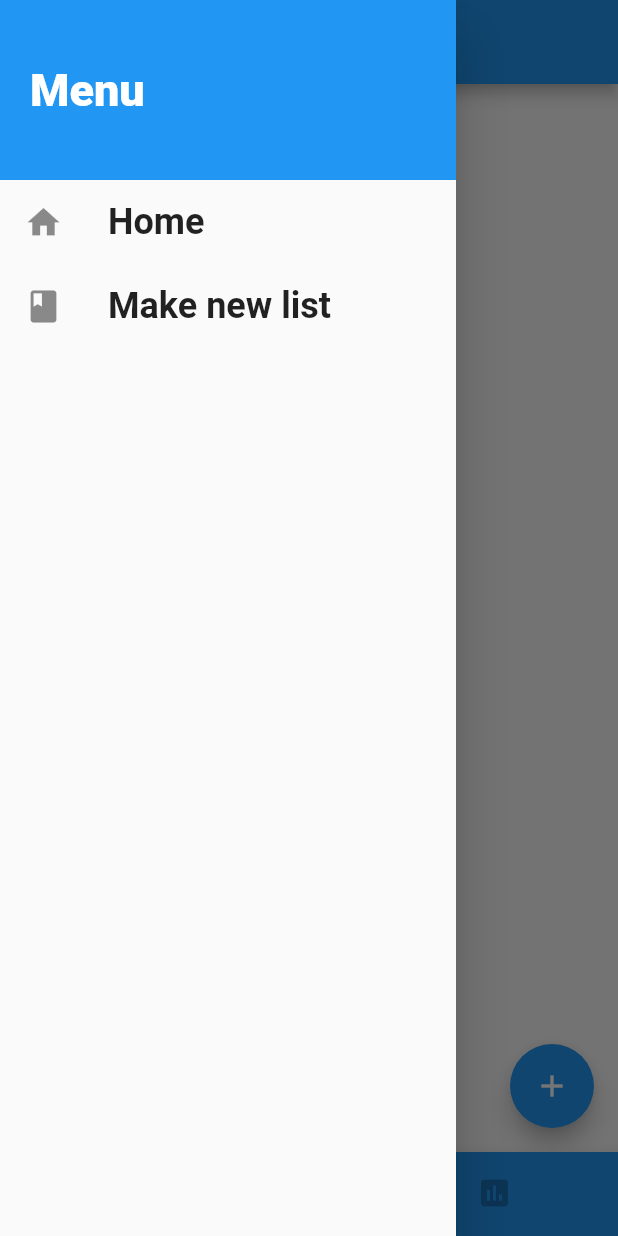
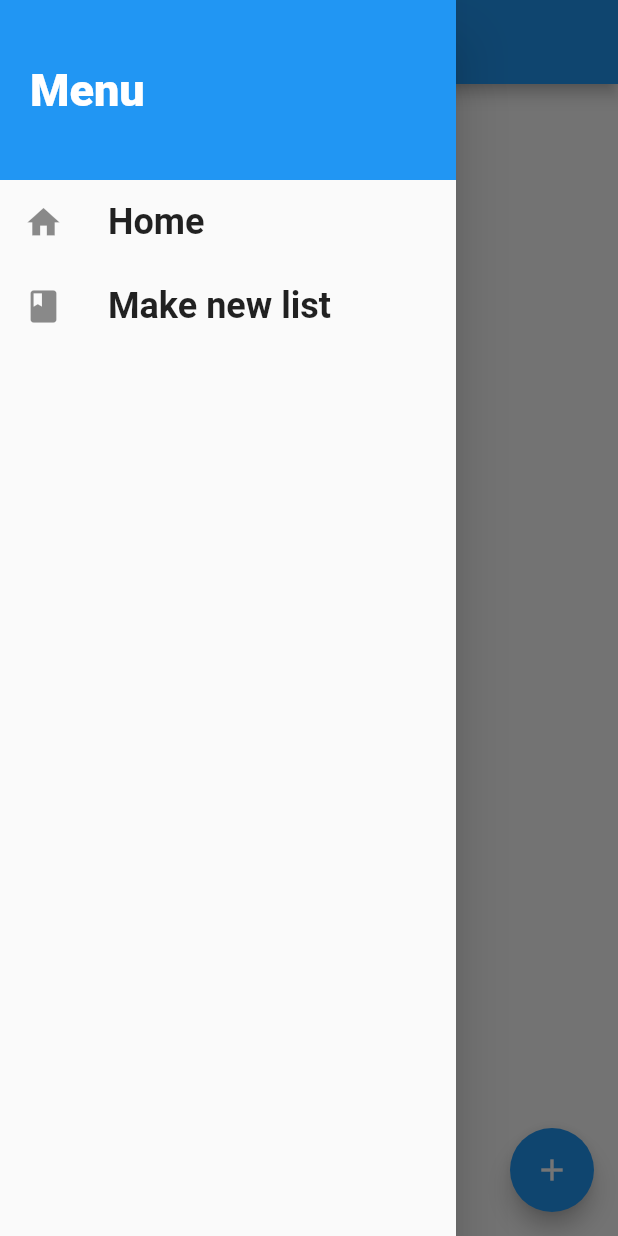
Before and after one commit to bigface0202/WeekDoneList, a Flutter app: the screen it shows after launch, with the side drawer open, on a phone screen of 412 x 824 dp. Run offline on Flutter 3.47's test engine with Material 2 defaults, Android fonts, the phone set to English and light mode, and no system bars; our stand-ins replace sqflite; accounts and stored records are empty.

```diff
--- a/lib/main.dart
+++ b/lib/main.dart
@@ -2,7 +2,8 @@ import 'package:flutter/material.dart';
 import 'package:provider/provider.dart';
 
 import './models/transaction_prov.dart';
-import './screens/tabs_screen.dart';
+// import './screens/tabs_screen.dart';
+import './screens/index_screen.dart';
 import './screens/make_new_list_screen.dart';
 import './screens/new_transaction_screen.dart';
 import './models/key_and_item_prov.dart';
@@ -24,10 +25,10 @@ class MyApp extends StatelessWidget {
       ],
       child: MaterialApp(
         title: 'Flutter Demo',
-        // home: MyHomePage(),
+        // home: IndexScreen(),
         initialRoute: '/',
         routes: {
-          '/': (ctx) => TabsScreen(),
+          '/': (ctx) => IndexScreen(),
           MakeNewListScreen.routeName: (ctx) => MakeNewListScreen(),
           NewTransactionScreen.routeName: (ctx) => NewTransactionScreen(),
         },
--- a/lib/models/key_and_item_prov.dart
+++ b/lib/models/key_and_item_prov.dart
@@ -10,7 +10,7 @@ class KeyAndItemProv with ChangeNotifier {
     return [..._userDoneChoices];
   }
 
-  void addMap(KeyAndItem newKeyAndItem) {
+  Future<void> addMap(KeyAndItem newKeyAndItem) async {
     _userDoneChoices.add(newKeyAndItem);
     notifyListeners();
     DBHelper.insert('user_done_choices', {
--- a/lib/screens/index_screen.dart
+++ b/lib/screens/index_screen.dart
@@ -3,6 +3,7 @@ import 'package:provider/provider.dart';
 
 import '../widgets/transactions_list.dart';
 import '../models/transaction_prov.dart';
+import '../widgets/main_drawer.dart';
 
 class IndexScreen extends StatefulWidget {
   @override
@@ -10,10 +11,13 @@ class IndexScreen extends StatefulWidget {
 }
 
 class _IndexScreenState extends State<IndexScreen> {
-
   @override
   Widget build(BuildContext context) {
     return Scaffold(
+      appBar: AppBar(
+        title: Text('Week done list'),
+      ),
+      drawer: MainDrawer(),
       body: SingleChildScrollView(
         scrollDirection: Axis.vertical,
         child: Column(
--- a/lib/screens/tabs_screen.dart
+++ /dev/null
@@ -1,71 +0,0 @@
-import 'package:flutter/material.dart';
-
-import './graph_screen.dart';
-import './index_screen.dart';
-import '.././widgets/main_drawer.dart';
-
-/// Sample linear data type.
-
-
-class TabsScreen extends StatefulWidget {
-
-  @override
-  _TabsScreenState createState() => _TabsScreenState();
-}
-
-class _TabsScreenState extends State<TabsScreen> {
-  List<Map<String, Object>> _pages;
-  int _selectedPageIndex = 0;
-
-  @override
-  void initState() {
-    _pages = [
-      {
-        'page': IndexScreen(),
-        'title': 'Week Done List',
-      },
-      {
-        'page': GraphScreen(),
-        'title': 'Week Done Graph',
-      },
-    ];
-    super.initState();
-  }
-
-  void _selectPage(int index) {
-    setState(() {
-      _selectedPageIndex = index;
-    });
-  }
-
-  @override
-  Widget build(BuildContext context) {
-    return Scaffold(
-      appBar: AppBar(
-        title: Text(
-          _pages[_selectedPageIndex]['title'],
-        ),
-      ),
-      drawer: MainDrawer(),
-      body: _pages[_selectedPageIndex]['page'],
-      bottomNavigationBar: BottomNavigationBar(
-          onTap: _selectPage,
-          unselectedItemColor: Colors.black26,
-          selectedItemColor: Colors.white,
-          currentIndex: _selectedPageIndex,
-          type: BottomNavigationBarType.shifting,
-          items: [
-            BottomNavigationBarItem(
-              backgroundColor: Colors.blue,
-              icon: Icon(Icons.check_box),
-              title: Text('Week Done List'),
-            ),
-            BottomNavigationBarItem(
-              backgroundColor: Colors.blue,
-              icon: Icon(Icons.insert_chart),
-              title: Text('Week Done Graph'),
-            )
-          ]),
-    );
-  }
-}
--- a/lib/widgets/transactions_list.dart
+++ b/lib/widgets/transactions_list.dart
@@ -24,6 +24,8 @@ class _TransactionsListState extends State<TransactionsList> {
               0
           ? ch
           : ListView.builder(
+              // ↓がないとスクロールできない
+              physics: NeverScrollableScrollPhysics(),
               shrinkWrap: true,
               itemCount: transactions.userTransactions.length,
               itemBuilder: (ctx, index) {
```
Also changed, not shown: lib/screens/graph_screen.dart (deleted, +0 -65 lines), lib/screens/make_new_list_screen.dart (+108 -46 lines).
